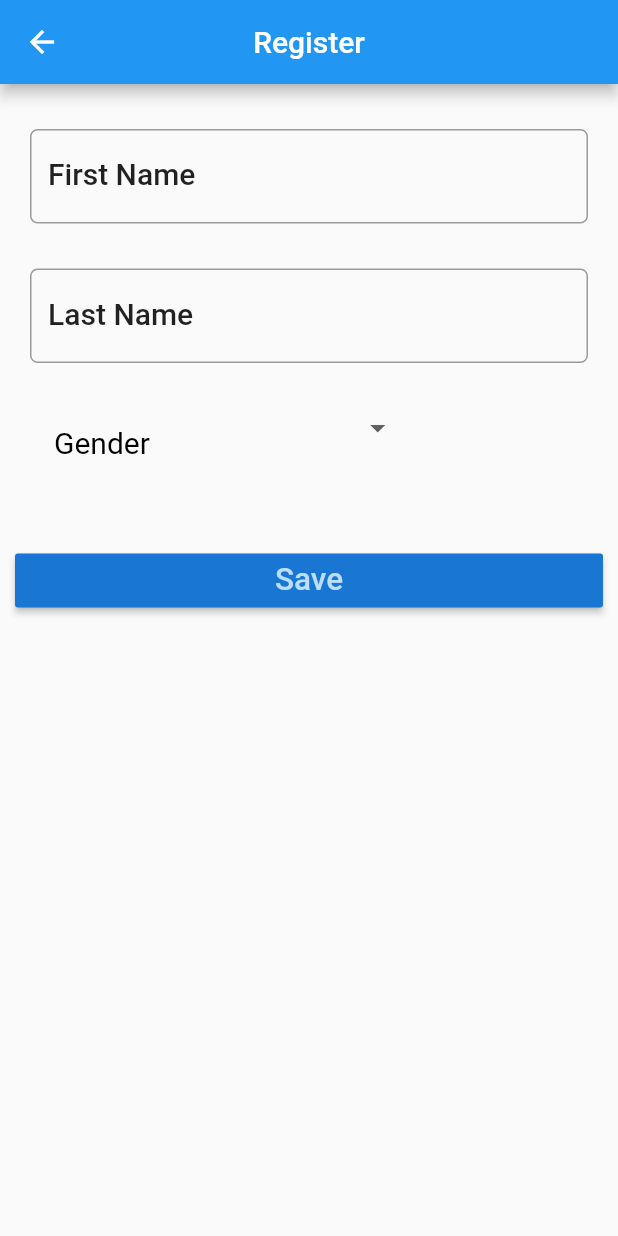
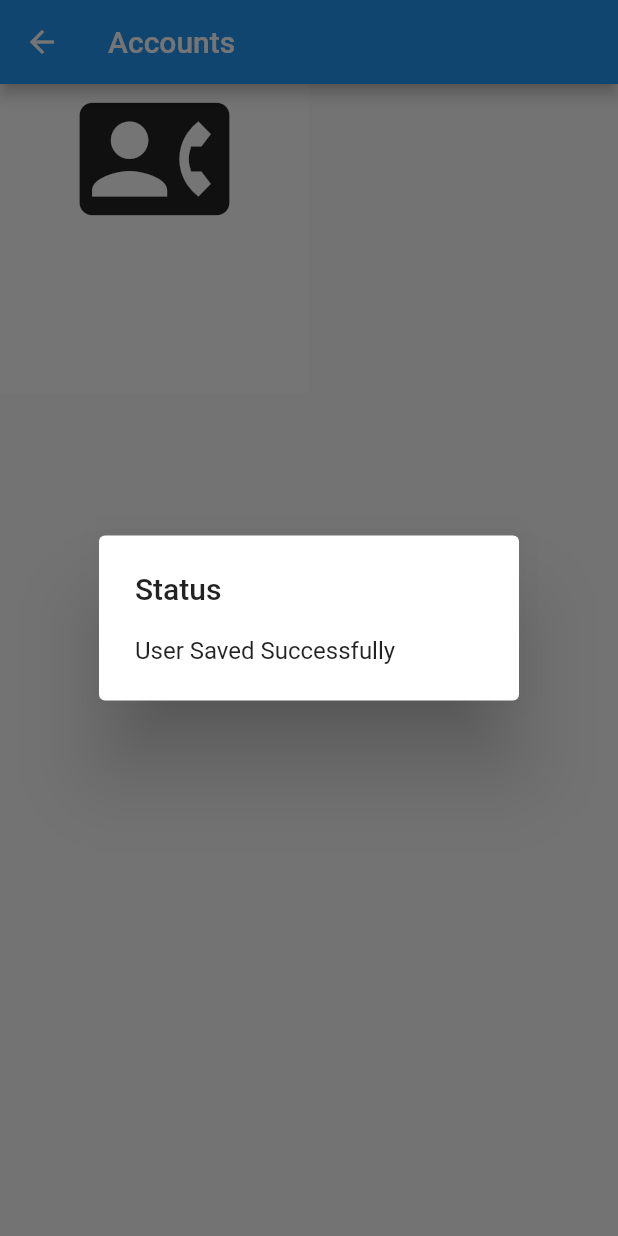
Before and after one commit to naseba/CBSD-Project, a Flutter app: the Register screen opened by its route, after a tap on "Save", on a phone screen of 412 x 824 dp. Run offline on Flutter 3.47's test engine with Material 2 defaults, Android fonts, the phone set to English and light mode, and no system bars; our stand-ins replace sqflite; accounts and stored records are empty.

Commit message:
third phase

```diff
--- a/lib/Database/database_helper.dart
+++ b/lib/Database/database_helper.dart
@@ -4,7 +4,6 @@ import 'dart:async';
 import 'dart:io';
 import 'package:path_provider/path_provider.dart';
 import 'package:care_alarm2/Database/medicine.dart';
-import 'package:care_alarm2/Database/user.dart';
 import 'package:flutter/material.dart';
 
 class DatabaseHelper{
@@ -61,13 +60,10 @@ class DatabaseHelper{
 
     void _creatDb(Database db , int newVersion) async{
 
-     /*await db.execute('CREATE TABLE $userTable($userid INTEGER PRIMARY KEY AUTOINCREMENT NOT NULL,'+
-                      '$firstName TEXT,$lastName TEXT,$gender TEXT,$birthDate TEXT,$active Text)');*/
-
       await db.execute('CREATE TABLE $mediTable($medid INTEGER PRIMARY KEY AUTOINCREMENT NOT NULL,'+
                       '$medname TEXT,$dosage INTEGER,$units TEXT,$time TEXT,$numOfTime INTEGER Nullable,'+
                       '$startDate TEXT ,$endDate TEXT, $numOfPills INTEGER ,$pillsLeft INTEGER,$refill INTEGER,$state INTEGER,$userID INTEGER)');
-                       //($userID) REFERENCES $userTable ($userid)
+
     }
 
   // Fetch Operation : Get one medicine from database based on ID
@@ -81,7 +77,7 @@ class DatabaseHelper{
    Future<List<Map<String,dynamic>>> getALLMediMapList()async{//int uid
       Database db=await this.database;
 
-      var result=await db.rawQuery('SELECT * FROM $mediTable');  //ORDER BY $state ASC');//WHERE $userID = $uid
+      var result=await db.rawQuery('SELECT * FROM $mediTable ');  //ORDER BY $state ASC');//WHERE $userID = $uid
       return result;
     }
 
--- a/lib/Database/user.dart
+++ b/lib/Database/user.dart
@@ -4,11 +4,11 @@ class User{
   String firstName;
   String lastName;
   String gender;
-  String birthDate;
+  String palce;
   int active;
 
-  User(this.firstName,this.lastName,this.gender,this.birthDate,this.active);
-  User.withID(this.id,this.firstName,this.lastName,this.gender,this.birthDate,this.active);
+  User(this.firstName,this.lastName,this.gender,this.palce,this.active);
+  User.withID(this.id,this.firstName,this.lastName,this.gender,this.palce,this.active);
 
   Map<String,dynamic> toMap(){
     var map=Map<String,dynamic>();
@@ -17,7 +17,7 @@ class User{
     map['FirstName']=firstName;
     map['LastName']=lastName;
     map['Gender']=gender;
-    map['BirthDate']=birthDate;
+    map['Place']=palce;
     map['Active']=active;
 
     return map;
@@ -28,7 +28,7 @@ class User{
     firstName=map['FirstName'];
     lastName=map['LastName'];
     gender=map['Gender'];
-    birthDate=map['BirthDate'];
+    palce=map['Place'];
     active=map['Active'];
   }
 }
--- a/lib/Database/userDatabase.dart
+++ b/lib/Database/userDatabase.dart
@@ -1,12 +1,8 @@
-import 'package:flutter/material.dart';
-  import 'package:flutter/cupertino.dart';
 import 'package:sqflite/sqflite.dart';
 import 'dart:async';
 import 'dart:io';
 import 'package:path_provider/path_provider.dart';
-import 'package:care_alarm2/Database/medicine.dart';
 import 'package:care_alarm2/Database/user.dart';
-import 'package:flutter/material.dart';
 
 class UserDatabase{
 
@@ -19,7 +15,7 @@ class UserDatabase{
     String firstName='FirstName';
     String lastName='LastName';
     String gender='Gender';
-    String birthDate='BirthDate';
+    String place='Place';
     String active='Active';
 
     UserDatabase.creatInstance();
@@ -40,24 +36,30 @@ class UserDatabase{
     Future<Database> initializeDatabase () async {
 
       Directory directory=await getApplicationDocumentsDirectory();
-      String path=directory.path+'medicine.db';
+      String path=directory.path+'User.db';
       //create the database at the given path
-      var medDatabase= await openDatabase(path,version:1,onCreate: _creatDb);
-      return  medDatabase;
+      var userDatabase= await openDatabase(path,version:1,onCreate: _creatDb);
+      return  userDatabase;
     }
 
     void _creatDb(Database db , int newVersion) async{
 
      await db.execute('CREATE TABLE $userTable($userid INTEGER PRIMARY KEY AUTOINCREMENT NOT NULL,'+
-                      '$firstName TEXT,$lastName TEXT,$gender TEXT,$birthDate TEXT,$active Text)');
+                      '$firstName TEXT,$lastName TEXT,$gender TEXT,$place TEXT,$active INTEGER )');
     }
-    Future<List<Map<String,dynamic>>> getUserMapList()async{//int id
+    Future<List<Map<String,dynamic>>> getUserMapList()async{
       Database db=await this.database;
 
-      var result=await db.rawQuery('SELECT * FROM $userTable');// WHERE $userid = $id);
+      var result=await db.rawQuery('SELECT * FROM $userTable');
       return result;
     }
-
+    Future<User> getActiveUser()async{
+      Database db=await this.database;
+      User user;
+      var result=await db.rawQuery('SELECT * FROM $userTable WHERE $active = 1 ');
+      user=User.fromMApToObject(result[0]);
+      return user;
+    }
     Future<int> insertUser(User user) async{
       Database db=await this.database;
 
@@ -95,7 +97,7 @@ class UserDatabase{
     Future<List<User>> getUsersList() async{
       var userMapList=await getUserMapList();
       int count =userMapList.length;
-      debugPrint('Iam insedgetMediList' );
+     // debugPrint('Iam insedgetMediList' );
       List<User> userList=List<User>();
       for(int i=0;i<count;i++){
         userList.add(User.fromMApToObject(userMapList[i]));
--- /dev/null
+++ b/lib/Screens/accounts.dart
@@ -0,0 +1,81 @@
+import 'package:care_alarm2/Database/user.dart';
+import 'package:care_alarm2/Database/userDatabase.dart';
+import 'package:care_alarm2/Screens/profile.dart';
+import 'package:care_alarm2/widget.dart/gridCell.dart';
+import 'package:flutter/material.dart';
+import 'package:sqflite/sqflite.dart';
+
+class Accounts extends StatefulWidget {
+
+  @override
+  _AccountsState createState() => _AccountsState();
+}
+
+class _AccountsState extends State<Accounts> {
+  UserDatabase userDatabase=UserDatabase();
+
+  List<User> userList=List<User>();
+  User user;
+  int count;
+
+  @override
+  Widget build(BuildContext context) {
+
+      getUsersList();
+    print('the user number : $count');
+
+    return  Scaffold(
+      appBar: AppBar(
+        title: Text('Accounts'),
+      ),
+      body:GridView.builder(
+      gridDelegate: SliverGridDelegateWithFixedCrossAxisCount(crossAxisCount: 2),
+      itemCount: userList.length,
+      itemBuilder: (BuildContext context,int index){
+        return Container(
+          color: Colors.white70,
+          child: Column(
+            children: <Widget>[
+              Icon(Icons.contact_phone,size: 100,),
+              Text("${userList[index].firstName} ${ userList[index].lastName}" ,style: TextStyle(fontSize: 25)),
+
+             ],),
+        );
+      },
+
+
+    ),
+  );
+  }
+
+  void getUsersList() {
+     final Future<Database> dbFututre =userDatabase.database;
+     dbFututre.then((database){
+       Future<List<User>> userListFuture=userDatabase.getUsersList();
+       userListFuture.then((userList){
+           setState(() {
+             this.userList=userList;
+           });
+          // register=true;
+           //print('the result is $register');
+         //  this.count=medicineList.length;
+       });
+      });
+  }
+}
+
+/*Column(
+        mainAxisAlignment: MainAxisAlignment.start,
+        crossAxisAlignment: CrossAxisAlignment.start,
+        mainAxisSize: MainAxisSize.min,
+        children: <Widget>[
+          GestureDetector(
+            child: GridTile(child: GridCell(),),
+            onTap: (){
+           Navigator.push(context, MaterialPageRoute(builder: (context){
+                                return Profile(user);}));
+            },
+          ),
+
+         ],
+      ),*/
--- a/lib/Screens/register.dart
+++ b/lib/Screens/register.dart
@@ -1,4 +1,3 @@
-import 'package:care_alarm2/Database/database_helper.dart';
 import 'package:care_alarm2/Database/user.dart';
 import 'package:care_alarm2/Database/userDatabase.dart';
 import 'package:flutter/material.dart';
@@ -14,6 +13,8 @@ class _RegisterState extends State<Register> {
   List<User> userList;
   TextEditingController firstName=TextEditingController();
   TextEditingController lastName=TextEditingController();
+    TextEditingController country=TextEditingController();
+
   UserDatabase databaseHelper=UserDatabase();
   @override
   Widget build(BuildContext context) {
@@ -64,6 +65,24 @@ class _RegisterState extends State<Register> {
                 ),
               ),
               ),
+              Padding(
+                padding: EdgeInsets.only(right:10.0,left:10.0,top: 15.0,bottom: 15.0),
+                child:
+                TextField(
+                controller: country,
+                style: textStyle,
+                onChanged: (value){
+                  user.palce=value;
+                },
+                decoration: InputDecoration(
+                  labelText: 'Country',
+                  labelStyle: textStyle,
+                  border: OutlineInputBorder(
+                    borderRadius: BorderRadius.circular(5.0),
+                  )
+                ),
+              ),
+              ),
               ListTile(title: Row(children: <Widget>[
                 Padding(
                     padding: EdgeInsets.only(right:70.0,left:10.0,top: 20.0),
@@ -94,7 +113,10 @@ class _RegisterState extends State<Register> {
                 textColor: Theme.of(context).primaryColorLight,
                 child: Text('Save',textScaleFactor: 1.5,),
                 onPressed: (){
-                  //  save();
+                    save();
+                    Navigator.of(context).pushNamed('/Accounts');
+                    //Navigator.push(context, MaterialPageRoute(builder: (context){
+                      //          return AddMedicine(this.medicineList[position]);}));
                 }
                 ),)
           ],
@@ -109,21 +131,20 @@ class _RegisterState extends State<Register> {
     int number=0;
     if(user.id != null) {//Update Operatio
         result= await databaseHelper.updatetUser(user);
-      //  Navigator.of(context).pushNamed('/HomeScreen');
-    }
+      }
     if(user.id == null){//insert Operation
       result= await databaseHelper.insertUser(user);
-      Navigator.of(context).pushNamed('/HomeScreen');
       number=await databaseHelper.getUSerCount();
       print('The users number ${number.toString()}');
+      print(user);
     }
 
     if(result !=0){ //Success
-        showAlartDialog('Status','Medicine Saved Successfully');
+        showAlartDialog('Status','User Saved Successfully');
 
     }
     else{ //failure
-        showAlartDialog('Status',' Problem Saving Medicine');
+        showAlartDialog('Status',' Problem Saving User');
     }
   }
    void showAlartDialog(String title,String message){
--- a/pubspec.yaml
+++ b/pubspec.yaml
@@ -26,6 +26,11 @@ dependencies:
   intl: ^0.16.1
   sqflite: any
   path_provider: any
+  flutter_google_places: ^0.2.3
+  google_maps_flutter: ^0.5.27+3
+  flutter_spinkit: "^4.0.0"
+  provider: ^3.0.0+1
+  google_maps_webservice: ^0.0.14
 
 
 
```
Also changed, not shown: lib/Screens/home_screen.dart (+22 -18 lines), lib/Screens/profile.dart (added, +102 -0 lines), lib/main.dart (+9 -20 lines), lib/widget.dart/drawer.dart (added, +32 -0 lines), lib/widget.dart/gridCell.dart (added, +50 -0 lines), pubspec.lock.
